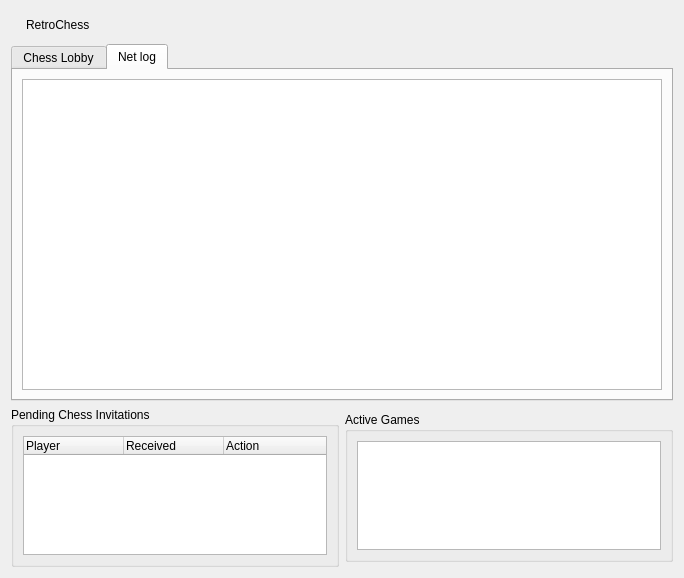
Before: the Qt Designer form gui/NEMainpage.ui in RetroShare/RetroChess, drawn with Qt 5.
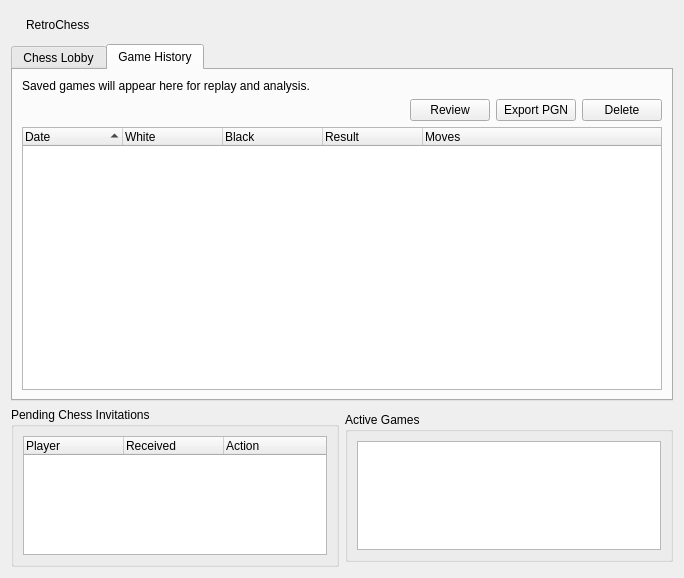
After: the same form once the commit is applied. The open tabs and pages were chosen to show the change. Icons and pictures are not drawn.

Commit message:
Implemented functional persistent Game History.
New games are now automatically saved when they end through:
- Checkmate
- Stalemate and rule-based draws
- Accepted draw offers
- Resignation
- Abort
- Opponent disconnect
- Desynchronization
- Closing an unfinished game window
The Game History tab now supports:
- Date, White, Black, result, and move count
- Persistent history across RetroShare restarts
- Double-click or Review to replay positions
- First, previous, next, and last move navigation
- Move-table position selection
- PGN export
- Deleting saved games
- Up to 500 saved games

Diff of the .ui file:
```diff
--- a/gui/NEMainpage.ui
+++ b/gui/NEMainpage.ui
@@ -205,11 +205,69 @@
      </widget>
      <widget class="QWidget" name="tab_2">
       <attribute name="title">
-       <string>Net log</string>
+       <string>Game History</string>
       </attribute>
-      <layout class="QGridLayout" name="gridLayout_2">
-       <item row="0" column="0">
-        <widget class="QListWidget" name="netLogWidget"/>
+      <layout class="QVBoxLayout" name="gameHistoryLayout">
+       <item>
+        <widget class="QLabel" name="gameHistoryDescription">
+         <property name="text">
+          <string>Saved games will appear here for replay and analysis.</string>
+         </property>
+         <property name="wordWrap">
+          <bool>true</bool>
+         </property>
+       </widget>
+       </item>
+       <item>
+        <layout class="QHBoxLayout" name="gameHistoryActions">
+         <item>
+          <spacer name="gameHistoryActionsSpacer">
+           <property name="orientation"><enum>Qt::Horizontal</enum></property>
+           <property name="sizeHint" stdset="0"><size><width>40</width><height>20</height></size></property>
+          </spacer>
+         </item>
+         <item><widget class="QPushButton" name="reviewGameButton"><property name="text"><string>Review</string></property></widget></item>
+         <item><widget class="QPushButton" name="exportGameButton"><property name="text"><string>Export PGN</string></property></widget></item>
+         <item><widget class="QPushButton" name="deleteGameButton"><property name="text"><string>Delete</string></property></widget></item>
+        </layout>
+       </item>
+       <item>
+        <widget class="QTreeWidget" name="gameHistory">
+         <property name="alternatingRowColors">
+          <bool>true</bool>
+         </property>
+         <property name="rootIsDecorated">
+          <bool>false</bool>
+         </property>
+         <property name="sortingEnabled">
+          <bool>true</bool>
+         </property>
+         <column>
+          <property name="text">
+           <string>Date</string>
+          </property>
+         </column>
+         <column>
+          <property name="text">
+           <string>White</string>
+          </property>
+         </column>
+         <column>
+          <property name="text">
+           <string>Black</string>
+          </property>
+         </column>
+         <column>
+          <property name="text">
+           <string>Result</string>
+          </property>
+         </column>
+         <column>
+          <property name="text">
+           <string>Moves</string>
+          </property>
+         </column>
+        </widget>
        </item>
       </layout>
      </widget>
```
Left out of the diff: 2 changed lines with no effect on the pictures. The commit also changes 9 other files.
